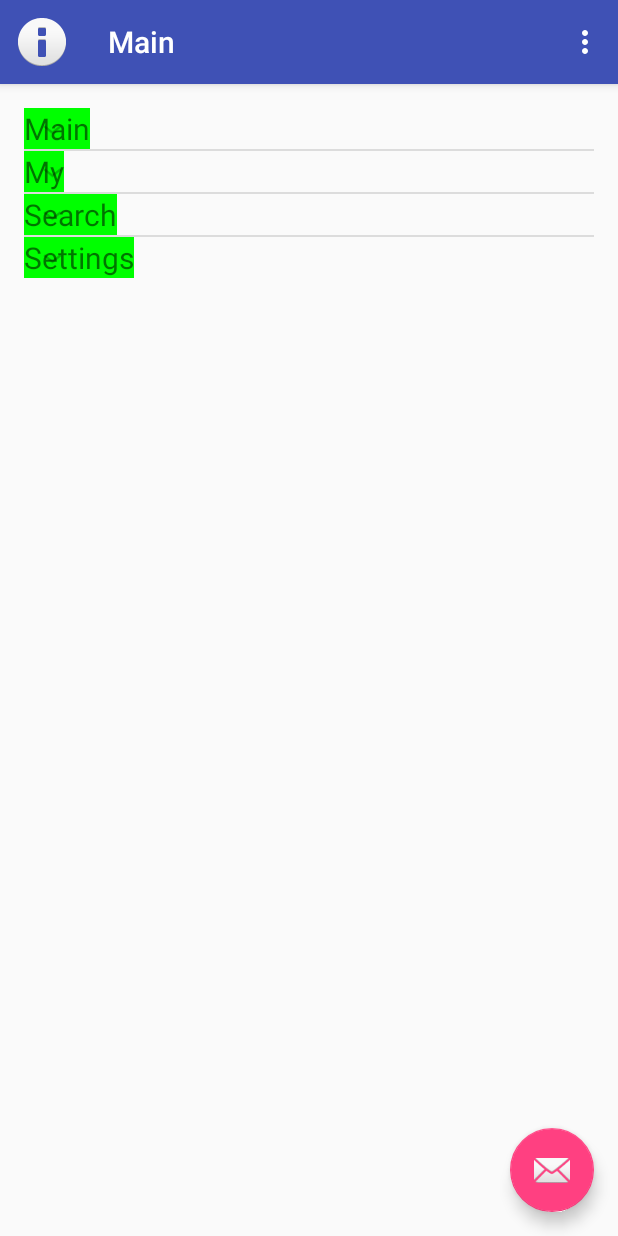
After one commit to dongja94/SampleDesignSupport_DD2, an Android app: the fragment MenuFragment placed in its activity, on a phone screen of 412 x 824 dp. The commit adds this screen. Run offline under Robolectric (Android 15) with nearby library versions, the phone set to English and light mode, and no system bars.

Commit message:
custom menu

```diff
--- a/app/src/main/AndroidManifest.xml
+++ b/app/src/main/AndroidManifest.xml
@@ -36,6 +36,10 @@
         <activity
             android:name=".NaviDrawerActivity"
             android:label="@string/title_activity_navi_drawer"
+            android:theme="@style/AppTheme.NoActionBar" />
+        <activity
+            android:name=".CustomNavigationActivity"
+            android:label="@string/title_activity_custom_navigation"
             android:theme="@style/AppTheme.NoActionBar"></activity>
     </application>
 
--- /dev/null
+++ b/app/src/main/java/com/begentgroup/sampledesignsupport/CustomNavigationActivity.java
@@ -0,0 +1,124 @@
+package com.begentgroup.sampledesignsupport;
+
+import android.os.Bundle;
+import android.support.design.widget.FloatingActionButton;
+import android.support.design.widget.Snackbar;
+import android.support.v4.app.Fragment;
+import android.support.v4.view.GravityCompat;
+import android.support.v4.widget.DrawerLayout;
+import android.support.v7.app.AppCompatActivity;
+import android.support.v7.widget.Toolbar;
+import android.view.Menu;
+import android.view.MenuItem;
+import android.view.View;
+
+public class CustomNavigationActivity extends AppCompatActivity implements
+        MenuFragment.OnMenuSelectListener {
+
+    DrawerLayout drawer;
+    @Override
+    protected void onCreate(Bundle savedInstanceState) {
+        super.onCreate(savedInstanceState);
+        setContentView(R.layout.activity_custom_navigation);
+        Toolbar toolbar = (Toolbar) findViewById(R.id.toolbar);
+        setSupportActionBar(toolbar);
+
+        FloatingActionButton fab = (FloatingActionButton) findViewById(R.id.fab);
+        fab.setOnClickListener(new View.OnClickListener() {
+            @Override
+            public void onClick(View view) {
+                Snackbar.make(view, "Replace with your own action", Snackbar.LENGTH_LONG)
+                        .setAction("Action", null).show();
+            }
+        });
+
+        drawer = (DrawerLayout) findViewById(R.id.drawer_layout);
+        getSupportActionBar().setDisplayHomeAsUpEnabled(true);
+        getSupportActionBar().setHomeAsUpIndicator(android.R.drawable.ic_dialog_info);
+        if (savedInstanceState == null) {
+            getSupportFragmentManager().beginTransaction()
+                    .add(R.id.container, MessageFragment.newInstance("Main"))
+                    .commit();
+        }
+    }
+
+    @Override
+    public void onMenuSelected(int menuId) {
+        switch (menuId) {
+            case MenuFragment.MENU_MAIN : {
+                changeFragment(MessageFragment.newInstance("Main"));
+                break;
+            }
+            case MenuFragment.MENU_PROFILE: {
+                changeFragment(MessageFragment.newInstance("Profile"));
+                break;
+            }
+            case MenuFragment.MENU_LOGOUT: {
+                changeFragment(MessageFragment.newInstance("Logout"));
+                break;
+            }
+            case MenuFragment.MENU_KEYWORD: {
+                changeFragment(MessageFragment.newInstance("Keyword search"));
+                break;
+            }
+            case MenuFragment.MENU_DATE: {
+                changeFragment(MessageFragment.newInstance("date search"));
+                break;
+            }
+            case MenuFragment.MENU_PUSH: {
+                changeFragment(MessageFragment.newInstance("push setting"));
+                break;
+            }
+            case MenuFragment.MENU_ABOUT: {
+                changeFragment(MessageFragment.newInstance("about"));
+                break;
+            }
+            default:
+                return;
+        }
+        drawer.closeDrawer(GravityCompat.START);
+    }
+
+    private void changeFragment(Fragment f) {
+        getSupportFragmentManager().beginTransaction()
+                .replace(R.id.container, f)
+                .commit();
+    }
+
+    @Override
+    public void onBackPressed() {
+        DrawerLayout drawer = (DrawerLayout) findViewById(R.id.drawer_layout);
+        if (drawer.isDrawerOpen(GravityCompat.START)) {
+            drawer.closeDrawer(GravityCompat.START);
+        } else {
+            super.onBackPressed();
+        }
+    }
+
+    @Override
+    public boolean onCreateOptionsMenu(Menu menu) {
+        getMenuInflater().inflate(R.menu.custom_navigation, menu);
+        return true;
+    }
+
+    @Override
+    public boolean onOptionsItemSelected(MenuItem item) {
+        int id = item.getItemId();
+
+        if (id == android.R.id.home) {
+            if (drawer.isDrawerOpen(GravityCompat.START)) {
+                drawer.closeDrawer(GravityCompat.START);
+            } else {
+                drawer.openDrawer(GravityCompat.START);
+            }
+            return true;
+        }
+
+        if (id == R.id.action_settings) {
+            return true;
+        }
+
+        return super.onOptionsItemSelected(item);
+    }
+
+}
--- /dev/null
+++ b/app/src/main/java/com/begentgroup/sampledesignsupport/MenuAdapter.java
@@ -0,0 +1,81 @@
+package com.begentgroup.sampledesignsupport;
+
+import android.view.LayoutInflater;
+import android.view.View;
+import android.view.ViewGroup;
+import android.widget.BaseExpandableListAdapter;
+import android.widget.TextView;
+
+/**
+ * Created by Administrator on 2016-07-27.
+ */
+public class MenuAdapter extends BaseExpandableListAdapter {
+    MenuGroup[] items;
+    public MenuAdapter(MenuGroup[] items) {
+        this.items = items;
+    }
+
+    @Override
+    public int getGroupCount() {
+        return items.length;
+    }
+
+    @Override
+    public int getChildrenCount(int i) {
+        return items[i].children.size();
+    }
+
+    @Override
+    public MenuGroup getGroup(int i) {
+        return items[i];
+    }
+
+    @Override
+    public MenuChild getChild(int i, int child) {
+        return items[i].children.get(child);
+    }
+
+    @Override
+    public long getGroupId(int i) {
+        return i;
+    }
+
+    @Override
+    public long getChildId(int i, int childposition) {
+        return childposition;
+    }
+
+    @Override
+    public boolean hasStableIds() {
+        return true;
+    }
+
+    @Override
+    public View getGroupView(int groupPosition, boolean expanded, View convertView, ViewGroup parent) {
+        TextView tv;
+        if (convertView == null) {
+            tv = (TextView)LayoutInflater.from(parent.getContext()).inflate(R.layout.view_group_item, parent, false);
+        } else {
+            tv = (TextView)convertView;
+        }
+        tv.setText(items[groupPosition].groupName);
+        return tv;
+    }
+
+    @Override
+    public View getChildView(int groupPosition, int childPosition, boolean isLast, View convertView, ViewGroup parent) {
+        TextView tv;
+        if (convertView == null) {
+            tv = (TextView)LayoutInflater.from(parent.getContext()).inflate(R.layout.view_child_item, parent, false);
+        } else {
+            tv = (TextView)convertView;
+        }
+        tv.setText(items[groupPosition].children.get(childPosition).menuName);
+        return tv;
+    }
+
+    @Override
+    public boolean isChildSelectable(int i, int i1) {
+        return true;
+    }
+}
--- /dev/null
+++ b/app/src/main/java/com/begentgroup/sampledesignsupport/MenuChild.java
@@ -0,0 +1,14 @@
+package com.begentgroup.sampledesignsupport;
+
+/**
+ * Created by Administrator on 2016-07-27.
+ */
+public class MenuChild {
+    public String menuName;
+    public int menuId;
+
+    public MenuChild(String menuName, int menuId) {
+        this.menuName = menuName;
+        this.menuId = menuId;
+    }
+}
--- /dev/null
+++ b/app/src/main/java/com/begentgroup/sampledesignsupport/MenuFragment.java
@@ -0,0 +1,141 @@
+package com.begentgroup.sampledesignsupport;
+
+import android.content.Context;
+import android.os.Bundle;
+import android.support.annotation.Nullable;
+import android.support.v4.app.Fragment;
+import android.view.LayoutInflater;
+import android.view.View;
+import android.view.ViewGroup;
+import android.widget.ExpandableListView;
+
+
+/**
+ * A simple {@link Fragment} subclass.
+ * Activities that contain this fragment must implement the
+ * {@link OnMenuSelectListener} interface
+ * to handle interaction events.
+ */
+public class MenuFragment extends Fragment {
+
+    private OnMenuSelectListener mListener;
+
+    public MenuFragment() {
+        // Required empty public constructor
+    }
+
+    public static final int MENU_MAIN = 100;
+    public static final int MENU_MY = 200;
+    public static final int MENU_PROFILE = 201;
+    public static final int MENU_LOGOUT = 202;
+    public static final int MENU_SEARCH = 300;
+    public static final int MENU_KEYWORD = 301;
+    public static final int MENU_DATE = 302;
+    public static final int MENU_SETTING = 400;
+    public static final int MENU_PUSH = 401;
+    public static final int MENU_ABOUT = 402;
+
+    MenuGroup[] menuList = {
+              new MenuGroup("Main", MENU_MAIN)
+            , new MenuGroup("My", MENU_MY ,
+                new MenuChild("Profile", MENU_PROFILE ),
+                new MenuChild("Logout", MENU_LOGOUT))
+            , new MenuGroup("Search", MENU_SEARCH ,
+                new MenuChild("Keyword", MENU_KEYWORD),
+                new MenuChild("Date", MENU_DATE))
+            , new MenuGroup("Settings", MENU_SETTING,
+                new MenuChild("Push", MENU_PUSH),
+                new MenuChild("About", MENU_ABOUT))
+    };
+
+    ExpandableListView listView;
+    MenuAdapter mAdapter;
+
+    @Override
+    public void onCreate(@Nullable Bundle savedInstanceState) {
+        super.onCreate(savedInstanceState);
+        mAdapter = new MenuAdapter(menuList);
+    }
+
+    @Override
+    public View onCreateView(LayoutInflater inflater, ViewGroup container,
+                             Bundle savedInstanceState) {
+        View view = inflater.inflate(R.layout.fragment_menu, container, false);
+        listView = (ExpandableListView)view.findViewById(R.id.list_menu);
+        listView.setAdapter(mAdapter);
+        listView.setOnGroupClickListener(new ExpandableListView.OnGroupClickListener() {
+            @Override
+            public boolean onGroupClick(ExpandableListView expandableListView, View view, int groupPosition, long id) {
+                MenuGroup menGroup = mAdapter.getGroup(groupPosition);
+                mListener.onMenuSelected(menGroup.menuId);
+                return false;
+            }
+        });
+
+        listView.setOnChildClickListener(new ExpandableListView.OnChildClickListener() {
+            @Override
+            public boolean onChildClick(ExpandableListView expandableListView, View view, int groupPosition, int childPosition, long l) {
+                MenuChild menuChild = mAdapter.getChild(groupPosition, childPosition);
+                mListener.onMenuSelected(menuChild.menuId);
+                return false;
+            }
+        });
+
+        listView.setOnGroupExpandListener(new ExpandableListView.OnGroupExpandListener() {
+            @Override
+            public void onGroupExpand(int groupPosition) {
+                int old = expandposition;
+                expandposition = groupPosition;
+                if (old != -1) {
+                    listView.collapseGroup(old);
+                }
+            }
+        });
+
+        listView.setOnGroupCollapseListener(new ExpandableListView.OnGroupCollapseListener() {
+            @Override
+            public void onGroupCollapse(int groupPosition) {
+                if (expandposition == groupPosition) {
+                    expandposition = -1;
+                }
+            }
+        });
+
+
+        return view;
+    }
+
+    int expandposition = -1;
+
+    @Override
+    public void onAttach(Context context) {
+        super.onAttach(context);
+        if (context instanceof OnMenuSelectListener) {
+            mListener = (OnMenuSelectListener) context;
+        } else {
+            throw new RuntimeException(context.toString()
+                    + " must implement OnMenuSelectListener");
+        }
+    }
+
+    @Override
+    public void onDetach() {
+        super.onDetach();
+        mListener = null;
+    }
+
+    /**
+     * This interface must be implemented by activities that contain this
+     * fragment to allow an interaction in this fragment to be communicated
+     * to the activity and potentially other fragments contained in that
+     * activity.
+     * <p/>
+     * See the Android Training lesson <a href=
+     * "http://developer.android.com/training/basics/fragments/communicating.html"
+     * >Communicating with Other Fragments</a> for more information.
+     */
+    public interface OnMenuSelectListener {
+        // TODO: Update argument type and name
+        void onMenuSelected(int menuId);
+    }
+}
--- /dev/null
+++ b/app/src/main/java/com/begentgroup/sampledesignsupport/MenuGroup.java
@@ -0,0 +1,20 @@
+package com.begentgroup.sampledesignsupport;
+
+import java.util.ArrayList;
+import java.util.Arrays;
+import java.util.List;
+
+/**
+ * Created by Administrator on 2016-07-27.
+ */
+public class MenuGroup {
+    public String groupName;
+    public int menuId;
+    public List<MenuChild> children = new ArrayList<>();
+
+    public MenuGroup(String groupName, int menuId, MenuChild... children) {
+        this.groupName = groupName;
+        this.menuId = menuId;
+        this.children.addAll(Arrays.asList(children));
+    }
+}
--- /dev/null
+++ b/app/src/main/res/layout/activity_custom_navigation.xml
@@ -0,0 +1,24 @@
+<?xml version="1.0" encoding="utf-8"?>
+<android.support.v4.widget.DrawerLayout xmlns:android="http://schemas.android.com/apk/res/android"
+    xmlns:app="http://schemas.android.com/apk/res-auto"
+    xmlns:tools="http://schemas.android.com/tools"
+    android:id="@+id/drawer_layout"
+    android:layout_width="match_parent"
+    android:layout_height="match_parent"
+    android:fitsSystemWindows="true"
+    tools:openDrawer="start">
+
+    <include
+        layout="@layout/app_bar_custom_navigation"
+        android:layout_width="match_parent"
+        android:layout_height="match_parent" />
+
+    <fragment
+        android:id="@+id/menu_fragment"
+        android:layout_width="200dp"
+        android:layout_height="match_parent"
+        android:layout_gravity="start"
+        android:fitsSystemWindows="true"
+        class="com.begentgroup.sampledesignsupport.MenuFragment"/>
+
+</android.support.v4.widget.DrawerLayout>
--- /dev/null
+++ b/app/src/main/res/layout/app_bar_custom_navigation.xml
@@ -0,0 +1,34 @@
+<?xml version="1.0" encoding="utf-8"?>
+<android.support.design.widget.CoordinatorLayout xmlns:android="http://schemas.android.com/apk/res/android"
+    xmlns:app="http://schemas.android.com/apk/res-auto"
+    xmlns:tools="http://schemas.android.com/tools"
+    android:layout_width="match_parent"
+    android:layout_height="match_parent"
+    android:fitsSystemWindows="true"
+    tools:context="com.begentgroup.sampledesignsupport.CustomNavigationActivity">
+
+    <android.support.design.widget.AppBarLayout
+        android:layout_width="match_parent"
+        android:layout_height="wrap_content"
+        android:theme="@style/AppTheme.AppBarOverlay">
+
+        <android.support.v7.widget.Toolbar
+            android:id="@+id/toolbar"
+            android:layout_width="match_parent"
+            android:layout_height="?attr/actionBarSize"
+            android:background="?attr/colorPrimary"
+            app:popupTheme="@style/AppTheme.PopupOverlay" />
+
+    </android.support.design.widget.AppBarLayout>
+
+    <include layout="@layout/content_custom_navigation" />
+
+    <android.support.design.widget.FloatingActionButton
+        android:id="@+id/fab"
+        android:layout_width="wrap_content"
+        android:layout_height="wrap_content"
+        android:layout_gravity="bottom|end"
+        android:layout_margin="@dimen/fab_margin"
+        android:src="@android:drawable/ic_dialog_email" />
+
+</android.support.design.widget.CoordinatorLayout>
--- /dev/null
+++ b/app/src/main/res/layout/content_custom_navigation.xml
@@ -0,0 +1,16 @@
+<?xml version="1.0" encoding="utf-8"?>
+<FrameLayout xmlns:android="http://schemas.android.com/apk/res/android"
+    xmlns:app="http://schemas.android.com/apk/res-auto"
+    xmlns:tools="http://schemas.android.com/tools"
+    android:id="@+id/container"
+    android:layout_width="match_parent"
+    android:layout_height="match_parent"
+    android:paddingBottom="@dimen/activity_vertical_margin"
+    android:paddingLeft="@dimen/activity_horizontal_margin"
+    android:paddingRight="@dimen/activity_horizontal_margin"
+    android:paddingTop="@dimen/activity_vertical_margin"
+    app:layout_behavior="@string/appbar_scrolling_view_behavior"
+    tools:context="com.begentgroup.sampledesignsupport.CustomNavigationActivity"
+    tools:showIn="@layout/app_bar_custom_navigation">
+
+</FrameLayout>
--- /dev/null
+++ b/app/src/main/res/layout/fragment_menu.xml
@@ -0,0 +1,14 @@
+<FrameLayout xmlns:android="http://schemas.android.com/apk/res/android"
+    xmlns:tools="http://schemas.android.com/tools"
+    android:layout_width="match_parent"
+    android:layout_height="match_parent"
+    tools:context="com.begentgroup.sampledesignsupport.MenuFragment">
+
+    <!-- TODO: Update blank fragment layout -->
+
+    <ExpandableListView
+        android:layout_width="wrap_content"
+        android:layout_height="wrap_content"
+        android:id="@+id/list_menu"
+        android:layout_gravity="left|top" />
+</FrameLayout>
--- /dev/null
+++ b/app/src/main/res/layout/view_group_item.xml
@@ -0,0 +1,7 @@
+<?xml version="1.0" encoding="utf-8"?>
+<TextView xmlns:android="http://schemas.android.com/apk/res/android"
+    android:layout_width="match_parent"
+    android:layout_height="wrap_content"
+    android:textSize="20sp"
+    android:layout_marginLeft="10dp"
+    android:background="#00ff00"/>
--- /dev/null
+++ b/app/src/main/res/menu/custom_navigation.xml
@@ -0,0 +1,9 @@
+<?xml version="1.0" encoding="utf-8"?>
+<menu xmlns:android="http://schemas.android.com/apk/res/android"
+    xmlns:app="http://schemas.android.com/apk/res-auto">
+    <item
+        android:id="@+id/action_settings"
+        android:orderInCategory="100"
+        android:title="@string/action_settings"
+        app:showAsAction="never" />
+</menu>
--- a/app/src/main/res/values/strings.xml
+++ b/app/src/main/res/values/strings.xml
@@ -10,4 +10,5 @@
     <string name="navigation_drawer_close">Close navigation drawer</string>
 
     <string name="action_settings">Settings</string>
+    <string name="title_activity_custom_navigation">CustomNavigationActivity</string>
 </resources>
```
Also changed, not shown: app/src/main/res/layout/nav_header_custom_navigation.xml (added, +34 -0 lines), app/src/main/res/layout/view_child_item.xml (added, +8 -0 lines), app/src/main/res/menu/activity_custom_navigation_drawer.xml (added, +36 -0 lines).
